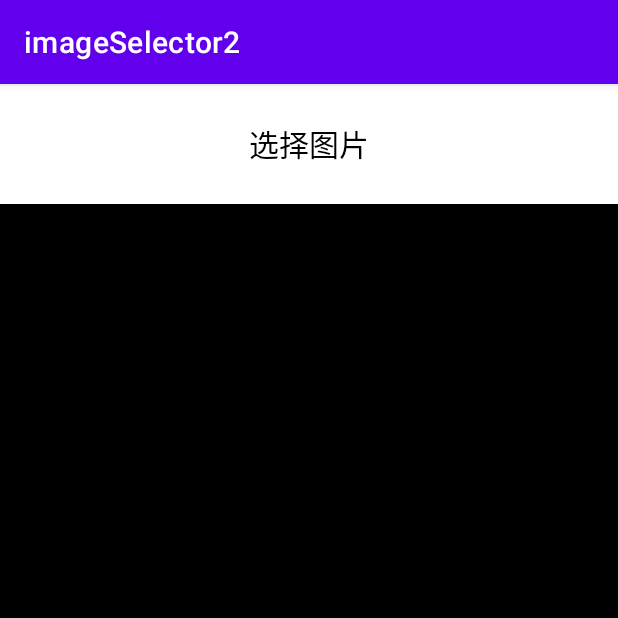
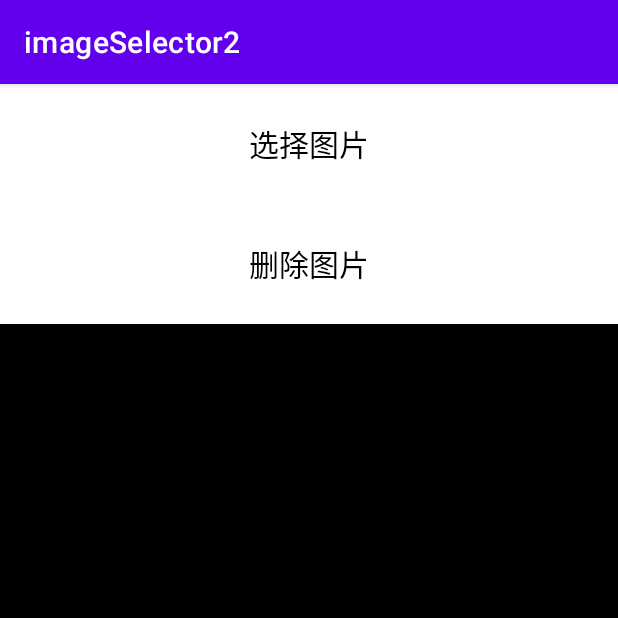
Before and after one commit to zch-live/ImagesPickers, an Android app: the screen it shows after launch (MainActivity), after a tap on "选择图片", on a phone screen of 412 x 824 dp, the top half of it. Run offline under Robolectric (Android 15) with nearby library versions, the phone set to English and light mode, and no system bars.

Commit message:
适配拍照放式

```diff
--- a/app/src/main/java/cn/xz/imageselector2/GlideLoader.java
+++ b/app/src/main/java/cn/xz/imageselector2/GlideLoader.java
@@ -1,6 +1,7 @@
 package cn.xz.imageselector2;
 
 import android.content.Context;
+import android.util.Log;
 import android.widget.ImageView;
 
 import com.bumptech.glide.Glide;
@@ -13,6 +14,7 @@ public class GlideLoader implements ImageLoader {
 
 	@Override
     public void displayImage(Context context, String path, ImageView imageView) {
+        Log.e("图片地址", "displayImage: " + path);
         Glide.with(context)
                 .load(path)
                 .centerCrop()
--- a/app/src/main/java/cn/xz/imageselector2/MainActivity.java
+++ b/app/src/main/java/cn/xz/imageselector2/MainActivity.java
@@ -10,19 +10,23 @@ import android.graphics.BitmapFactory;
 import android.net.Uri;
 import android.os.Build;
 import android.os.Bundle;
+import android.provider.MediaStore;
 import android.util.Log;
 import android.view.View;
 import android.widget.ImageView;
 
+import java.io.File;
 import java.util.List;
 
 import cn.xz.imagespickers.ImageConfig;
 import cn.xz.imagespickers.ImageSelector;
 import cn.xz.imagespickers.ImageSelectorActivity;
+import cn.xz.imagespickers.utils.FileUtils;
 
 public class MainActivity extends AppCompatActivity {
 
     ImageView ivPic;
+    String mUrl;
 
     @Override
     protected void onCreate(Bundle savedInstanceState) {
@@ -47,6 +51,12 @@ public class MainActivity extends AppCompatActivity {
                         //设置显示容器
                         .build();
                 ImageSelector.open(MainActivity.this, imageConfig);
+            }
+        });
+        findViewById(R.id.tv_del).setOnClickListener(new View.OnClickListener() {
+            @Override
+            public void onClick(View view) {
+                FileUtils.deleteFile(MainActivity.this,mUrl);
             }
         });
 
@@ -76,6 +86,7 @@ public class MainActivity extends AppCompatActivity {
                 ivPic.post(new Runnable() {
                     @Override
                     public void run() {
+                        mUrl = pathList.get(0);
                         Log.e("返回链接", "run: " + pathList.get(0) );
                         ivPic.setImageBitmap(BitmapFactory.decodeFile(pathList.get(0)));
                     }
--- a/app/src/main/res/layout/activity_main.xml
+++ b/app/src/main/res/layout/activity_main.xml
@@ -20,6 +20,18 @@
         app:layout_constraintStart_toStartOf="parent"
         app:layout_constraintTop_toTopOf="parent" />
 
+    <TextView
+        android:id="@+id/tv_del"
+        android:layout_width="match_parent"
+        android:layout_height="80dp"
+        android:text="删除图片"
+        android:textSize="20sp"
+        android:textColor="#000000"
+        android:gravity="center"
+        app:layout_constraintBottom_toBottomOf="parent"
+        app:layout_constraintEnd_toEndOf="parent"
+        app:layout_constraintStart_toStartOf="parent"
+        app:layout_constraintTop_toTopOf="parent" />
 
     <ImageView
         android:id="@+id/iv_pic"
--- a/imagespickers/src/main/java/cn/xz/imagespickers/ImageConfig.java
+++ b/imagespickers/src/main/java/cn/xz/imagespickers/ImageConfig.java
@@ -71,7 +71,7 @@ public class ImageConfig {
         this.isPreview = builder.isPreview;
         this.containerAdapter = builder.containerAdapter;
 
-        FileUtils.createFile(this.filePath);
+        //FileUtils.createFile(this.filePath);
     }
 
     public static class Builder implements Serializable {
@@ -88,7 +88,7 @@ public class ImageConfig {
 
         private ImageLoader imageLoader;
 
-        private String filePath = "/temp/pictures";
+        private String filePath = "";
 
         private int titleBgColor = 0XFF000000;
         private int titleTextColor = 0XFFFFFFFF;
--- a/imagespickers/src/main/java/cn/xz/imagespickers/ImageSelectorFragment.java
+++ b/imagespickers/src/main/java/cn/xz/imagespickers/ImageSelectorFragment.java
@@ -14,6 +14,7 @@ import android.os.Bundle;
 import android.os.Environment;
 import android.os.Handler;
 import android.provider.MediaStore;
+import android.util.Log;
 import android.view.LayoutInflater;
 import android.view.View;
 import android.view.ViewGroup;
@@ -313,7 +314,7 @@ public class ImageSelectorFragment extends Fragment {
     private void showCameraAction() {
         Intent cameraIntent = new Intent(MediaStore.ACTION_IMAGE_CAPTURE);
         if (cameraIntent.resolveActivity(getActivity().getPackageManager()) != null) {
-            String tempFile = FileUtils.createTmpFile(getActivity(), imageConfig.getFilePath()) + System.currentTimeMillis() + ".png";
+            String tempFile = FileUtils.createTmpFile(getActivity(), imageConfig.getFilePath());
             openCamera(tempFile);
         } else {
             Toast.makeText(context, R.string.msg_no_camera, Toast.LENGTH_SHORT).show();
--- a/imagespickers/src/main/java/cn/xz/imagespickers/utils/Utils.java
+++ b/imagespickers/src/main/java/cn/xz/imagespickers/utils/Utils.java
@@ -55,8 +55,7 @@ public class Utils {
     }
 
     public static String getImageName() {
-        String PATTERN = "yyyyMMddHHmmss";
-        return new SimpleDateFormat(PATTERN, Locale.CHINA).format(new Date()) + ".jpg";
+        return System.currentTimeMillis() + ".png";
     }
 
 
```
Also changed, not shown: imagespickers/src/main/java/cn/xz/imagespickers/utils/FileUtils.java (+14 -12 lines).
